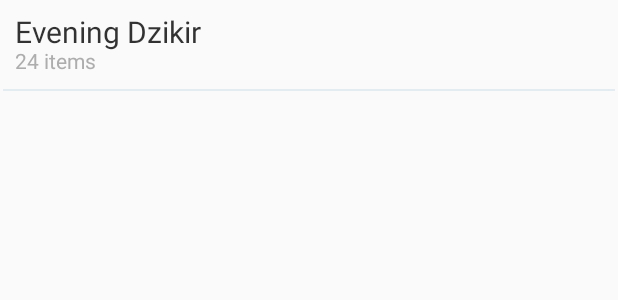
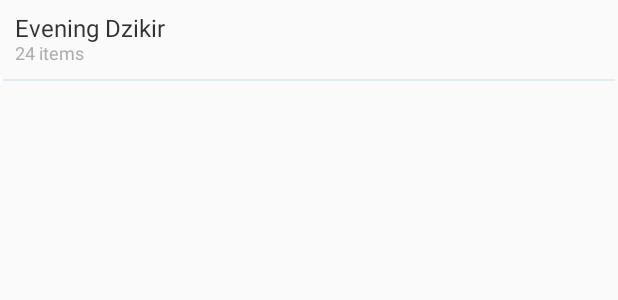
Before and after one commit to FerdianAdhiPermana/dzikirqu, an Android app: the layout item_prayer.xml on its own in the app's theme, with its tools: preview values and no code run, on a phone screen of 412 x 824 dp. Shown: the top 300 px of the screen. Run offline under Robolectric (Android 15) with nearby library versions, the phone set to English and light mode, and no system bars; Roboto replaces fonts that are not available here.

```diff
--- a/app/src/main/java/com/mayburger/dzikirqu/ui/base/BaseBSDFragment.kt
+++ b/app/src/main/java/com/mayburger/dzikirqu/ui/base/BaseBSDFragment.kt
@@ -93,8 +93,9 @@ abstract class BaseBSDFragment<T : ViewDataBinding, V : BaseViewModel<*>> :
             val d = dialog as BottomSheetDialog
             val bottomSheet =
                 d.findViewById<View>(com.google.android.material.R.id.design_bottom_sheet) as FrameLayout?
-            BottomSheetBehavior.from<FrameLayout?>(bottomSheet!!).state = BottomSheetBehavior.STATE_EXPANDED
-            BottomSheetBehavior.from<FrameLayout?>(bottomSheet).skipCollapsed
+            val sheet =BottomSheetBehavior.from<FrameLayout?>(bottomSheet!!)
+//            sheet.state = BottomSheetBehavior.STATE_EXPANDED
+//            sheet.skipCollapsed
         }
         return dialog
     }
--- a/app/src/main/java/com/mayburger/dzikirqu/ui/main/book/PrayerFragment.kt
+++ b/app/src/main/java/com/mayburger/dzikirqu/ui/main/book/PrayerFragment.kt
@@ -1,9 +1,12 @@
 package com.mayburger.dzikirqu.ui.main.book
 
+import android.app.Dialog
 import android.os.Bundle
 import android.view.View
+import android.widget.FrameLayout
 import androidx.core.os.bundleOf
 import androidx.fragment.app.viewModels
+import com.google.android.material.bottomsheet.BottomSheetBehavior
 import com.mayburger.dzikirqu.BR
 import com.mayburger.dzikirqu.R
 import com.mayburger.dzikirqu.databinding.FragmentPrayerBinding
--- a/app/src/main/res/layout/fragment_prayer.xml
+++ b/app/src/main/res/layout/fragment_prayer.xml
@@ -25,8 +25,8 @@
 
 
         <View
-            android:layout_width="80dp"
-            android:layout_height="10dp"
+            android:layout_width="60dp"
+            android:layout_height="6dp"
             android:alpha="0.5"
             android:layout_gravity="center_horizontal"
             android:layout_marginTop="16dp"
--- a/app/src/main/res/layout/item_book_list.xml
+++ b/app/src/main/res/layout/item_prayer.xml
@@ -36,7 +36,7 @@
             android:alpha="0.8"
             android:text="@{viewModel.data.title}"
             android:textColor="@color/colorBlack"
-            android:textSize="20sp"
+            android:textSize="16sp"
             app:layout_constraintLeft_toLeftOf="parent"
             app:layout_constraintRight_toRightOf="parent"
             app:layout_constraintTop_toTopOf="parent"
@@ -50,7 +50,7 @@
             android:maxLines="6"
             android:text="@{viewModel.size}"
             android:textColor="@color/colorTextGrey"
-            android:textSize="14sp"
+            android:textSize="12sp"
             app:layout_constraintLeft_toLeftOf="@id/title"
             app:layout_constraintRight_toRightOf="@id/title"
             app:layout_constraintTop_toBottomOf="@id/title"
```
Also changed, not shown: app/src/main/java/com/mayburger/dzikirqu/ui/adapters/PrayerAdapter.kt (+7 -7 lines), app/src/main/java/com/mayburger/dzikirqu/ui/main/home/HomeViewModel.kt (+12 -5 lines), app/src/main/res/layout/item_prayer_empty.xml (renamed from app/src/main/res/layout/item_book_list_empty.xml).
